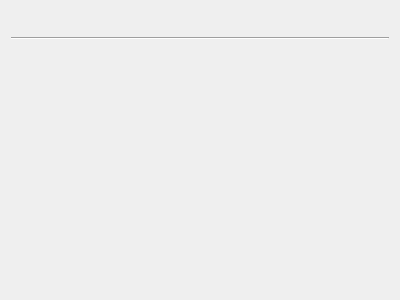
The window that game-specific/Metroid Prime 3/Patcher/wizard/ui/ProgressPage.ui (mbystryantsev/consolgames-tools) describes before a commit, drawn with Qt 5.
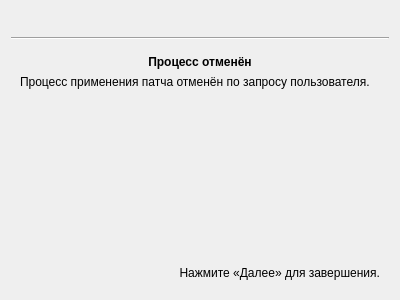
The same window after the commit. The open tabs and pages were chosen to show the change. Custom widgets are drawn as their Qt base class.

```diff
--- a/game-specific/Metroid Prime 3/Patcher/wizard/ui/ProgressPage.ui
+++ b/game-specific/Metroid Prime 3/Patcher/wizard/ui/ProgressPage.ui
@@ -233,7 +233,62 @@
        </item>
       </layout>
      </widget>
-     <widget class="QWidget" name="canceled"/>
+     <widget class="QWidget" name="canceled">
+      <layout class="QVBoxLayout" name="verticalLayout_3">
+       <item>
+        <widget class="QLabel" name="label_7">
+         <property name="font">
+          <font>
+           <weight>75</weight>
+           <bold>true</bold>
+          </font>
+         </property>
+         <property name="text">
+          <string>Процесс отменён</string>
+         </property>
+         <property name="alignment">
+          <set>Qt::AlignCenter</set>
+         </property>
+        </widget>
+       </item>
+       <item>
+        <widget class="QLabel" name="errorMessage_2">
+         <property name="text">
+          <string>Процесс применения патча отменён по запросу пользователя.</string>
+         </property>
+         <property name="wordWrap">
+          <bool>true</bool>
+         </property>
+        </widget>
+       </item>
+       <item>
+        <spacer name="verticalSpacer_4">
+         <property name="orientation">
+          <enum>Qt::Vertical</enum>
+         </property>
+         <property name="sizeHint" stdset="0">
+          <size>
+           <width>20</width>
+           <height>167</height>
+          </size>
+         </property>
+        </spacer>
+       </item>
+       <item>
+        <widget class="QLabel" name="label_9">
+         <property name="text">
+          <string>Нажмите «Далее» для завершения.</string>
+         </property>
+         <property name="alignment">
+          <set>Qt::AlignBottom|Qt::AlignRight|Qt::AlignTrailing</set>
+         </property>
+         <property name="wordWrap">
+          <bool>true</bool>
+         </property>
+        </widget>
+       </item>
+      </layout>
+     </widget>
     </widget>
    </item>
   </layout>
```
Left out of the diff: 4 changed lines with no effect on the pictures.
